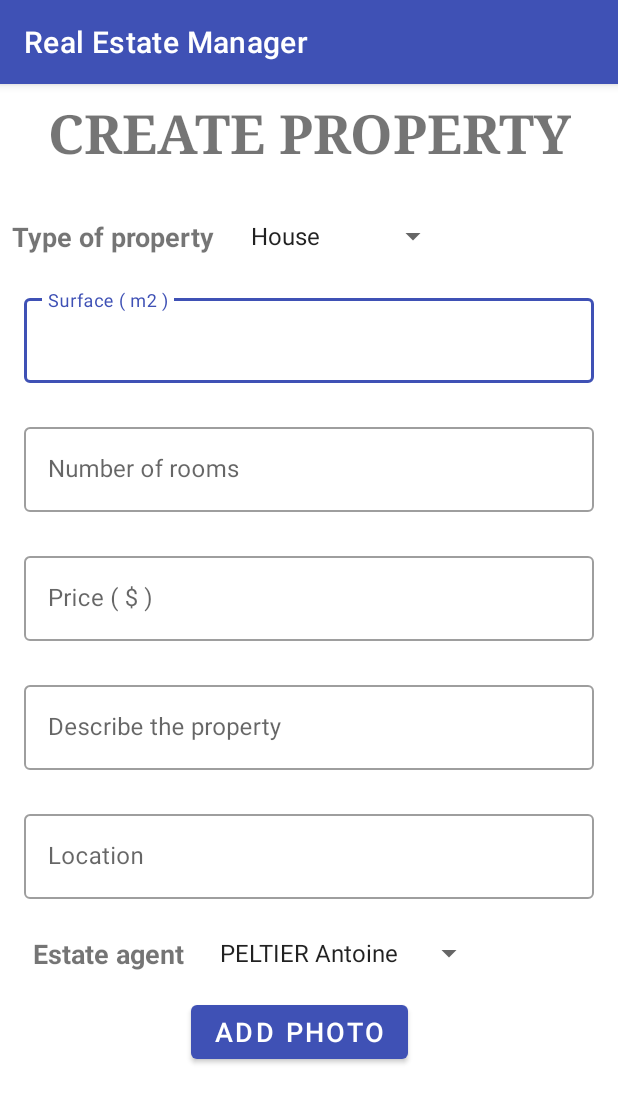
After one commit to wilksyz/RealEstateManager, an Android app: the PropertyCreateActivity screen opened directly, with no data from a screen before it, on a phone screen of 412 x 824 dp. The commit adds this screen. Shown: the top 1103 px of the screen. Run offline under Robolectric (Android 15) with nearby library versions, the phone set to English and light mode, and no system bars; libraries missing offline, so code that uses them is left out: pub.devrel.easypermissions.

Commit message:
Add ui form for adding property

```diff
--- a/app/build.gradle
+++ b/app/build.gradle
@@ -48,6 +48,11 @@ dependencies {
     //Glide
     implementation 'com.github.bumptech.glide:glide:4.8.0'
     annotationProcessor 'com.github.bumptech.glide:compiler:4.8.0'
+    //EASY PERMISSIONS
+    implementation 'pub.devrel:easypermissions:2.0.1'
+    //MATERIAL DESIGN
+    implementation 'com.android.support:design:28.0.0'
+    //implementation 'com.android.support:cardview-v7:28.0.0'
 }
 repositories {
     mavenCentral()
--- a/app/src/main/java/com/openclassrooms/realestatemanager/model/Picture.kt
+++ b/app/src/main/java/com/openclassrooms/realestatemanager/model/Picture.kt
@@ -10,7 +10,7 @@ import java.net.URI
         parentColumns = arrayOf("mPropertyId"),
         childColumns = arrayOf("propertyId"))]
 )
-data class Picture(var tittle: String, var uri: URI, var creationDate: String, var propertyId: Long) {
+data class Picture(var tittle: String, var uri: String, var creationDate: String, var propertyId: Long) {
 
     @PrimaryKey(autoGenerate = true) var mPictureId: Long = 0
 }
--- a/app/src/main/java/com/openclassrooms/realestatemanager/persistance/PictureDao.kt
+++ b/app/src/main/java/com/openclassrooms/realestatemanager/persistance/PictureDao.kt
@@ -1,11 +1,12 @@
 package com.openclassrooms.realestatemanager.persistance
 
 import android.arch.lifecycle.LiveData
+import android.arch.persistence.room.Dao
 import android.arch.persistence.room.Insert
 import android.arch.persistence.room.Query
 import com.openclassrooms.realestatemanager.model.Picture
 
-
+@Dao
 interface PictureDao {
 
     @Query("SELECT * FROM Picture WHERE mPictureId = :pictureId")
--- /dev/null
+++ b/app/src/main/res/layout/activity_property_create.xml
@@ -0,0 +1,192 @@
+<?xml version="1.0" encoding="utf-8"?>
+<ScrollView
+    xmlns:android="http://schemas.android.com/apk/res/android"
+    xmlns:app="http://schemas.android.com/apk/res-auto"
+    xmlns:tools="http://schemas.android.com/tools"
+    android:layout_width="match_parent"
+    android:layout_height="match_parent"
+    tools:context=".ui.property_create.PropertyCreateActivity">
+
+    <android.support.constraint.ConstraintLayout
+        android:layout_width="match_parent"
+        android:layout_height="wrap_content">
+
+        <Spinner
+            android:id="@+id/type_of_property_spinner"
+            android:layout_width="wrap_content"
+            android:layout_height="wrap_content"
+            android:layout_marginStart="16dp"
+            android:layout_marginEnd="8dp"
+            app:layout_constraintEnd_toEndOf="parent"
+            app:layout_constraintHorizontal_bias="0.0"
+            app:layout_constraintStart_toEndOf="@+id/textView3"
+            app:layout_constraintTop_toTopOf="@+id/textView3" />
+
+        <TextView
+            android:id="@+id/textView2"
+            android:layout_width="wrap_content"
+            android:layout_height="wrap_content"
+            android:layout_marginStart="8dp"
+            android:layout_marginTop="8dp"
+            android:layout_marginEnd="8dp"
+            android:text="@string/create_property"
+            android:textAllCaps="true"
+            android:textSize="36sp"
+            android:textStyle="bold"
+            android:typeface="serif"
+            app:layout_constraintEnd_toEndOf="parent"
+            app:layout_constraintStart_toStartOf="parent"
+            app:layout_constraintTop_toTopOf="parent" />
+
+        <TextView
+            android:id="@+id/textView3"
+            android:layout_width="wrap_content"
+            android:layout_height="wrap_content"
+            android:layout_marginStart="8dp"
+            android:layout_marginTop="32dp"
+            android:text="@string/type_of_property"
+            android:textSize="18sp"
+            android:textStyle="bold"
+            app:layout_constraintStart_toStartOf="parent"
+            app:layout_constraintTop_toBottomOf="@+id/textView2" />
+
+        <android.support.design.widget.TextInputLayout
+            android:id="@+id/textInputLayout"
+            style="@style/Widget.MaterialComponents.TextInputLayout.OutlinedBox"
+            android:layout_width="0dp"
+            android:layout_height="wrap_content"
+            android:layout_marginStart="16dp"
+            android:layout_marginTop="24dp"
+            android:layout_marginEnd="16dp"
+            app:layout_constraintEnd_toEndOf="parent"
+            app:layout_constraintStart_toStartOf="parent"
+            app:layout_constraintTop_toBottomOf="@+id/type_of_property_spinner">
+
+            <android.support.design.widget.TextInputEditText
+                android:id="@+id/surface_edit_text"
+                android:layout_width="match_parent"
+                android:layout_height="wrap_content"
+                android:hint="@string/surface_m2" />
+        </android.support.design.widget.TextInputLayout>
+
+        <android.support.design.widget.TextInputLayout
+            android:id="@+id/textInputLayout2"
+            style="@style/Widget.MaterialComponents.TextInputLayout.OutlinedBox"
+            android:layout_width="0dp"
+            android:layout_height="wrap_content"
+            android:layout_marginStart="16dp"
+            android:layout_marginTop="24dp"
+            android:layout_marginEnd="16dp"
+            app:layout_constraintEnd_toEndOf="parent"
+            app:layout_constraintStart_toStartOf="parent"
+            app:layout_constraintTop_toBottomOf="@+id/textInputLayout">
+
+            <android.support.design.widget.TextInputEditText
+                android:layout_width="match_parent"
+                android:layout_height="wrap_content"
+                android:hint="@string/number_of_rooms" />
+        </android.support.design.widget.TextInputLayout>
+
+        <android.support.design.widget.TextInputLayout
+            android:id="@+id/textInputLayout4"
+            style="@style/Widget.MaterialComponents.TextInputLayout.OutlinedBox"
+            android:layout_width="0dp"
+            android:layout_height="wrap_content"
+            android:layout_marginStart="16dp"
+            android:layout_marginTop="24dp"
+            android:layout_marginEnd="16dp"
+            app:layout_constraintEnd_toEndOf="parent"
+            app:layout_constraintStart_toStartOf="parent"
+            app:layout_constraintTop_toBottomOf="@+id/textInputLayout2">
+
+            <android.support.design.widget.TextInputEditText
+                android:layout_width="match_parent"
+                android:layout_height="wrap_content"
+                android:hint="@string/price" />
+        </android.support.design.widget.TextInputLayout>
+
+        <android.support.design.widget.TextInputLayout
+            android:id="@+id/textInputLayout5"
+            style="@style/Widget.MaterialComponents.TextInputLayout.OutlinedBox"
+            android:layout_width="0dp"
+            android:layout_height="wrap_content"
+            android:layout_marginStart="16dp"
+            android:layout_marginTop="24dp"
+            android:layout_marginEnd="16dp"
+            app:layout_constraintEnd_toEndOf="parent"
+            app:layout_constraintStart_toStartOf="parent"
+            app:layout_constraintTop_toBottomOf="@+id/textInputLayout4">
+
+            <android.support.design.widget.TextInputEditText
+                android:layout_width="match_parent"
+                android:layout_height="wrap_content"
+                android:hint="@string/describe_the_property" />
+        </android.support.design.widget.TextInputLayout>
+
+        <android.support.design.widget.TextInputLayout
+            android:id="@+id/textInputLayout6"
+            style="@style/Widget.MaterialComponents.TextInputLayout.OutlinedBox"
+            android:layout_width="0dp"
+            android:layout_height="wrap_content"
+            android:layout_marginStart="16dp"
+            android:layout_marginTop="24dp"
+            android:layout_marginEnd="16dp"
+            app:layout_constraintEnd_toEndOf="parent"
+            app:layout_constraintStart_toStartOf="parent"
+            app:layout_constraintTop_toBottomOf="@+id/textInputLayout5">
+
+            <android.support.design.widget.TextInputEditText
+                android:layout_width="match_parent"
+                android:layout_height="wrap_content"
+                android:hint="@string/location" />
+        </android.support.design.widget.TextInputLayout>
+
+        <Button
+            android:id="@+id/add_photo_button"
+            style="@style/Widget.MaterialComponents.Button"
+            android:layout_width="wrap_content"
+            android:layout_height="wrap_content"
+            android:layout_marginStart="8dp"
+            android:layout_marginTop="16dp"
+            android:layout_marginEnd="8dp"
+            android:text="@string/add_photo"
+            android:textSize="18sp"
+            app:layout_constraintEnd_toEndOf="parent"
+            app:layout_constraintHorizontal_bias="0.476"
+            app:layout_constraintStart_toStartOf="parent"
+            app:layout_constraintTop_toBottomOf="@+id/textView4" />
+
+        <TextView
+            android:id="@+id/textView4"
+            android:layout_width="wrap_content"
+            android:layout_height="wrap_content"
+            android:layout_marginStart="22dp"
+            android:layout_marginTop="24dp"
+            android:text="@string/estate_agent"
+            android:textSize="18sp"
+            android:textStyle="bold"
+            app:layout_constraintStart_toStartOf="parent"
+            app:layout_constraintTop_toBottomOf="@+id/textInputLayout6" />
+
+        <Spinner
+            android:id="@+id/estate_agent_spinner"
+            android:layout_width="wrap_content"
+            android:layout_height="wrap_content"
+            android:layout_marginStart="16dp"
+            app:layout_constraintStart_toEndOf="@+id/textView4"
+            app:layout_constraintTop_toTopOf="@+id/textView4" />
+
+        <ImageView
+            android:id="@+id/imageView_create"
+            android:layout_width="wrap_content"
+            android:layout_height="wrap_content"
+            android:layout_marginStart="8dp"
+            android:layout_marginTop="8dp"
+            android:layout_marginEnd="8dp"
+            app:layout_constraintEnd_toEndOf="parent"
+            app:layout_constraintStart_toStartOf="parent"
+            app:layout_constraintTop_toBottomOf="@+id/add_photo_button"
+            tools:srcCompat="@tools:sample/avatars" />
+
+    </android.support.constraint.ConstraintLayout>
+</ScrollView>
--- a/app/src/main/res/values/colors.xml
+++ b/app/src/main/res/values/colors.xml
@@ -2,5 +2,5 @@
 <resources>
     <color name="colorPrimary">#3F51B5</color>
     <color name="colorPrimaryDark">#303F9F</color>
-    <color name="colorAccent">#FF4081</color>
+    <color name="colorAccent">#ff4081</color>
 </resources>
--- a/app/src/main/res/values/strings.xml
+++ b/app/src/main/res/values/strings.xml
@@ -3,4 +3,33 @@
 
     <!-- TODO: Remove or change this placeholder text -->
     <string name="hello_blank_fragment">Hello blank fragment</string>
+    <string name="create_property">Create property</string>
+    <string name="popup_title_permission_files_access">this application needs to access the images to create a new property</string>
+
+
+
+    // PropertyCreateActivity
+    <string name="surface_m2">Surface ( m2 )</string>
+    <string name="number_of_rooms">Number of rooms</string>
+    <string name="price">Price ( $ )</string>
+    <string name="describe_the_property">Describe the property</string>
+    <string name="location">Location</string>
+    <string name="add_photo">Add Photo</string>
+    <string name="select_from">Select from:</string>
+    <string name="estate_agent">Estate agent</string>
+    <string name="type_of_property">Type of property</string>
+    <string-array name="type_property_array">
+        <item>House</item>
+        <item>Loft</item>
+        <item>Castle</item>
+        <item>Apartment</item>
+        <item>Ranch</item>
+        <item>penthouse</item>
+        <item>Manor</item>
+    </string-array>
+    <string-array name="estate_agent_array">
+        <item>PELTIER Antoine</item>
+        <item>PLAZA Stephane</item>
+        <item>RYAN Jack</item>
+    </string-array>
 </resources>
--- a/app/src/main/res/values/styles.xml
+++ b/app/src/main/res/values/styles.xml
@@ -1,7 +1,7 @@
 <resources>
 
     <!-- Base application theme. -->
-    <style name="AppTheme" parent="Theme.AppCompat.Light.DarkActionBar">
+    <style name="AppTheme" parent="Theme.MaterialComponents.Light.DarkActionBar">
         <!-- Customize your theme here. -->
         <item name="colorPrimary">@color/colorPrimary</item>
         <item name="colorPrimaryDark">@color/colorPrimaryDark</item>
```
Also changed, not shown: app/src/main/AndroidManifest.xml (+7 -4 lines), app/src/main/java/com/openclassrooms/realestatemanager/ui/property_create/PropertyCreateActivity.kt (added, +125 -0 lines), app/src/main/java/com/openclassrooms/realestatemanager/ui/property_list/PropertyListActivity.kt (+20 -0 lines), app/src/main/res/menu/menu_toolbar.xml (added, +10 -0 lines), app/src/main/res/drawable-hdpi/ic_create.png (added), app/src/main/res/drawable-mdpi/ic_create.png (added), app/src/main/res/drawable-xhdpi/ic_create.png (added), app/src/main/res/drawable-xxhdpi/ic_create.png (added), app/src/main/res/drawable-xxxhdpi/ic_create.png (added).
